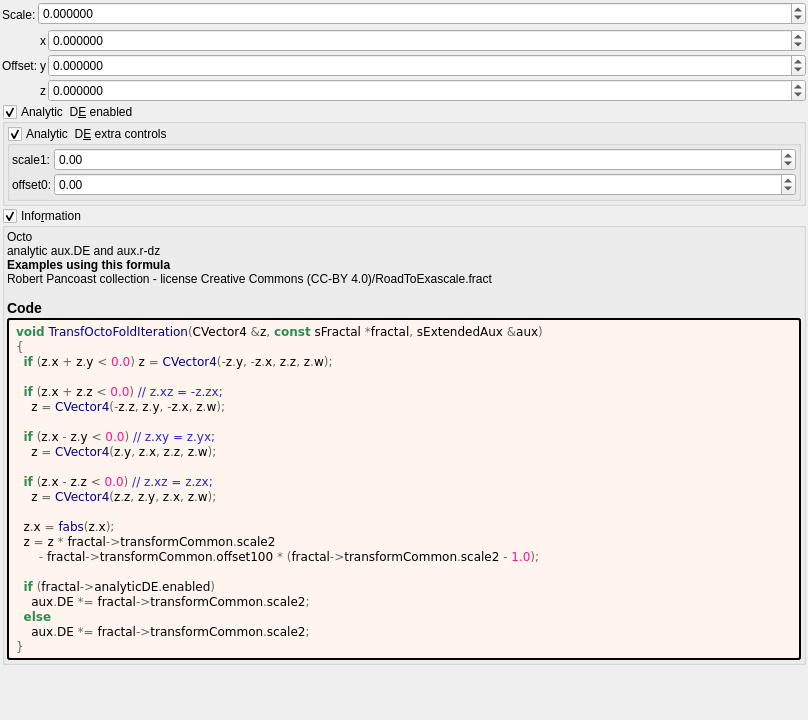
Above: mandelbulber2/formula/ui/transf_octo_fold.ui from buddhi1980/mandelbulber2 before the change. Below: the same form after it.
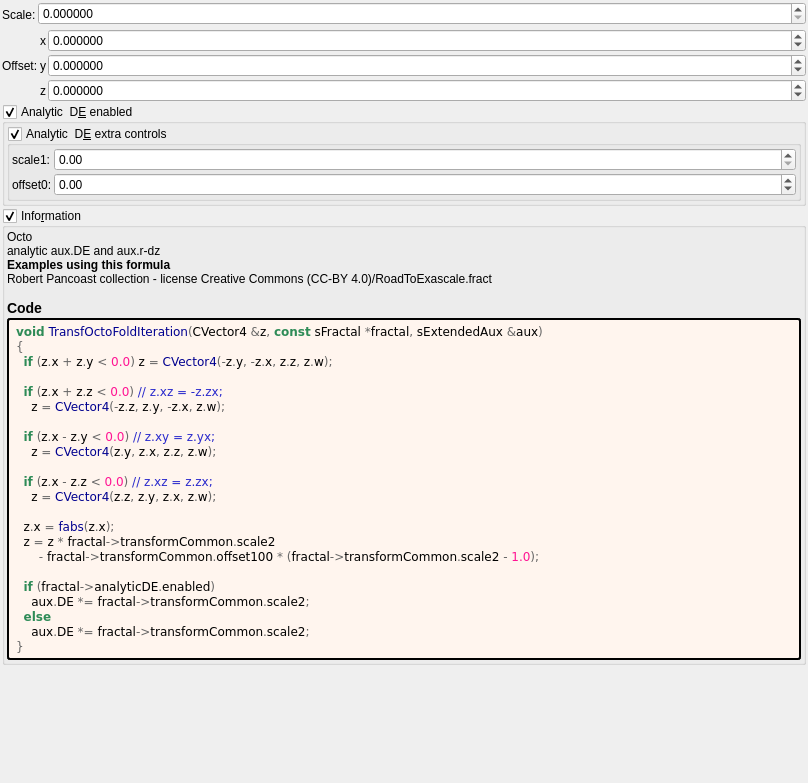
That is the form after the change. Custom widgets are drawn as their Qt base class.

```diff
--- a/mandelbulber2/formula/ui/transf_octo_fold.ui
+++ b/mandelbulber2/formula/ui/transf_octo_fold.ui
@@ -7,7 +7,7 @@
     <x>0</x>
     <y>0</y>
     <width>808</width>
-    <height>720</height>
+    <height>783</height>
    </rect>
   </property>
   <property name="windowTitle">
@@ -59,7 +59,7 @@
         <number>6</number>
        </property>
        <property name="minimum">
-        <double>-99.989999999999995</double>
+        <double>0.000000000000000</double>
        </property>
        <property name="maximum">
         <double>99.989999999999995</double>
@@ -303,10 +303,10 @@
               <number>2</number>
              </property>
              <property name="minimum">
-              <double>-36000.000000000000000</double>
+              <double>0.000000000000000</double>
              </property>
              <property name="maximum">
-              <double>36000.000000000000000</double>
+              <double>99.989999999999995</double>
              </property>
              <property name="singleStep">
               <double>0.100000000000000</double>
```
Left out of the diff: 4 changed lines with no effect on the pictures.
